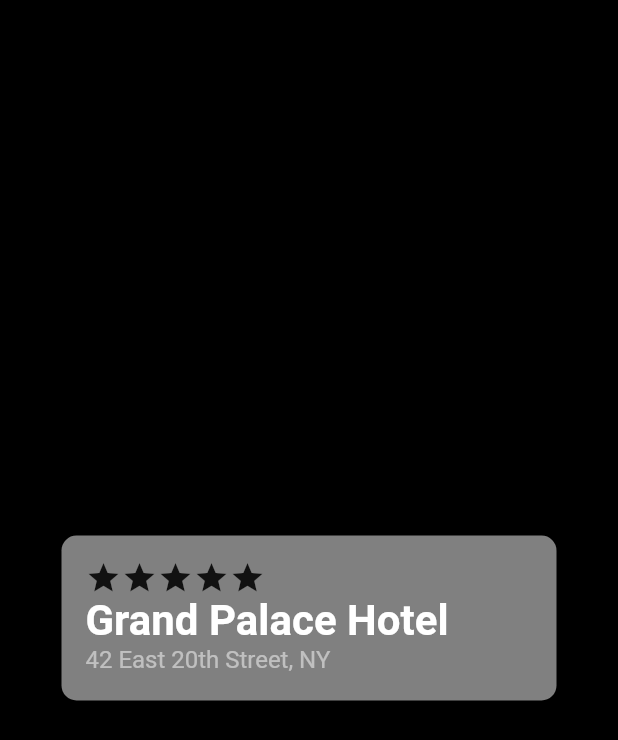
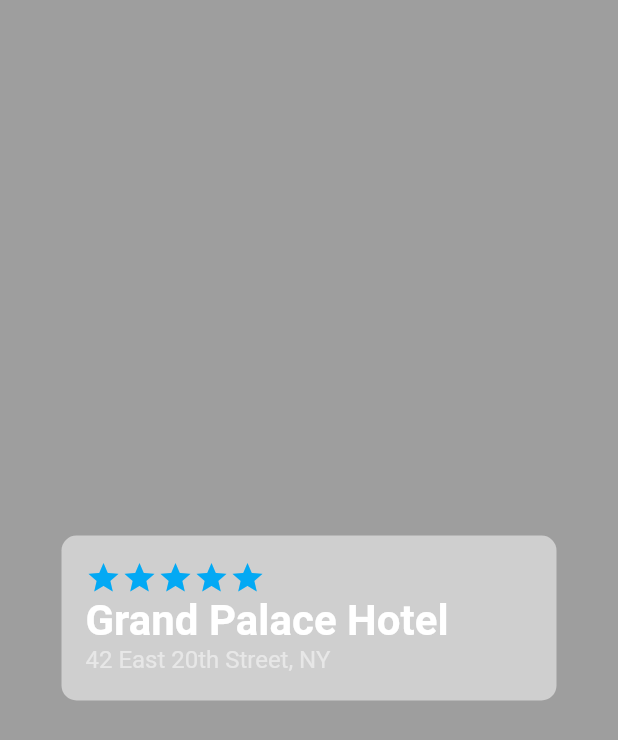
Before and after one commit to thurakhant/flutter_widget, a Flutter app: the Placename screen opened directly, on a phone screen of 412 x 824 dp. Shown: the top 740 px of the screen. Run offline on Flutter 3.47's test engine with Material 2 defaults, Android fonts, the phone set to English and light mode, and no system bars; our stand-ins replace google_fonts.

Commit message:
all setup v1.1

```diff
--- a/lib/AppUiWidget/hotel.dart
+++ b/lib/AppUiWidget/hotel.dart
@@ -6,6 +6,7 @@ class HotelTag extends StatelessWidget {
   @override
   Widget build(BuildContext context) {
     return Scaffold(
+      backgroundColor: Colors.pink,
       body: Center(
         child: Container(
           width: 330,
--- a/lib/AppUiWidget/hotel_locate.dart
+++ b/lib/AppUiWidget/hotel_locate.dart
@@ -6,6 +6,7 @@ class HotelLocate extends StatelessWidget {
   @override
   Widget build(BuildContext context) {
     return Scaffold(
+      backgroundColor: Colors.grey,
       body: Center(
         child: Container(
           padding: EdgeInsets.all(10),
--- a/lib/AppUiWidget/location.dart
+++ b/lib/AppUiWidget/location.dart
@@ -8,6 +8,7 @@ class Location extends StatelessWidget {
   @override
   Widget build(BuildContext context) {
     return Scaffold(
+      backgroundColor: Colors.white,
       body: Center(
         child: Container(
           padding: EdgeInsets.all(10),
--- a/lib/AppUiWidget/place_name.dart
+++ b/lib/AppUiWidget/place_name.dart
@@ -6,7 +6,7 @@ class Placename extends StatelessWidget {
   @override
   Widget build(BuildContext context) {
     return Scaffold(
-      backgroundColor: Colors.black,
+      backgroundColor: Colors.grey,
       body: Center(
         child: Container(
           padding: EdgeInsets.all(16),
@@ -21,11 +21,11 @@ class Placename extends StatelessWidget {
             children: [
               Row(
                 children: [
-                  Icon(Icons.star),
-                  Icon(Icons.star),
-                  Icon(Icons.star),
-                  Icon(Icons.star),
-                  Icon(Icons.star),
+                  Icon(Icons.star, color: Colors.lightBlue),
+                  Icon(Icons.star, color: Colors.lightBlue),
+                  Icon(Icons.star, color: Colors.lightBlue),
+                  Icon(Icons.star, color: Colors.lightBlue),
+                  Icon(Icons.star, color: Colors.lightBlue),
                 ],
               ),
               Text(
--- a/lib/AppUiWidget/search_bar.dart
+++ b/lib/AppUiWidget/search_bar.dart
@@ -8,6 +8,7 @@ class SearchBar extends StatelessWidget {
     return Scaffold(
       body: Center(
         child: Container(
+          padding: EdgeInsets.all(15),
           width: 327,
           height: 47,
           decoration: BoxDecoration(
@@ -16,9 +17,7 @@ class SearchBar extends StatelessWidget {
           ),
           child: TextField(
             decoration: InputDecoration(
-              border: OutlineInputBorder(
-                borderRadius: BorderRadius.circular(12),
-              ),
+              border: InputBorder.none,
               suffixIcon: Icon(
                 Icons.search,
                 color: Colors.lightBlue,
--- a/lib/main.dart
+++ b/lib/main.dart
@@ -24,7 +24,7 @@ class MyApp extends StatelessWidget {
   @override
   Widget build(BuildContext context) {
     return MaterialApp(
-      home: PlaceInfo(),
+      home: DayAndWeek(),
     );
   }
 }
```
Also changed, not shown: lib/AppUiWidget/detail_locale.dart (+3 -4 lines), lib/AppUiWidget/service.dart (+6 -5 lines), images/map.png (added).
